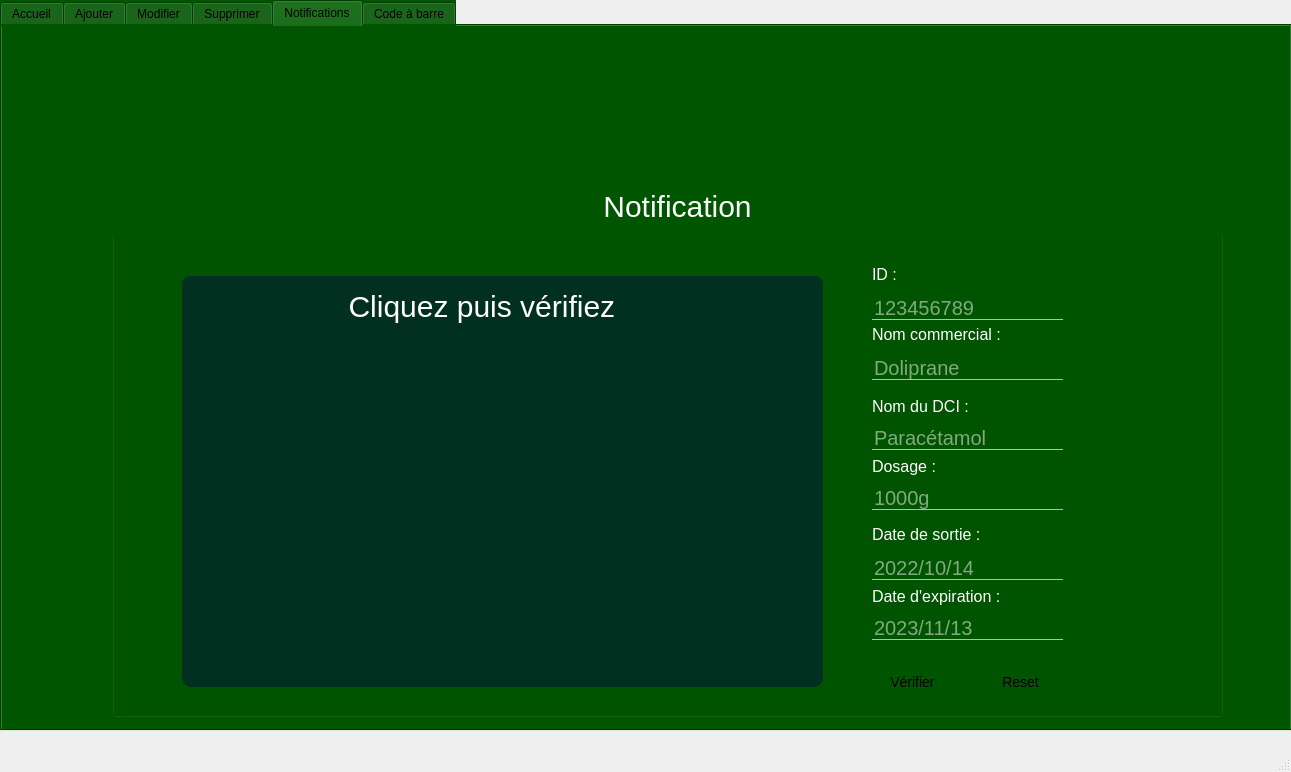
This is mainwindow.ui in Hamoda73/Projet_Smart_rdi_center as Qt 5 draws it before an edit. The edited form follows.
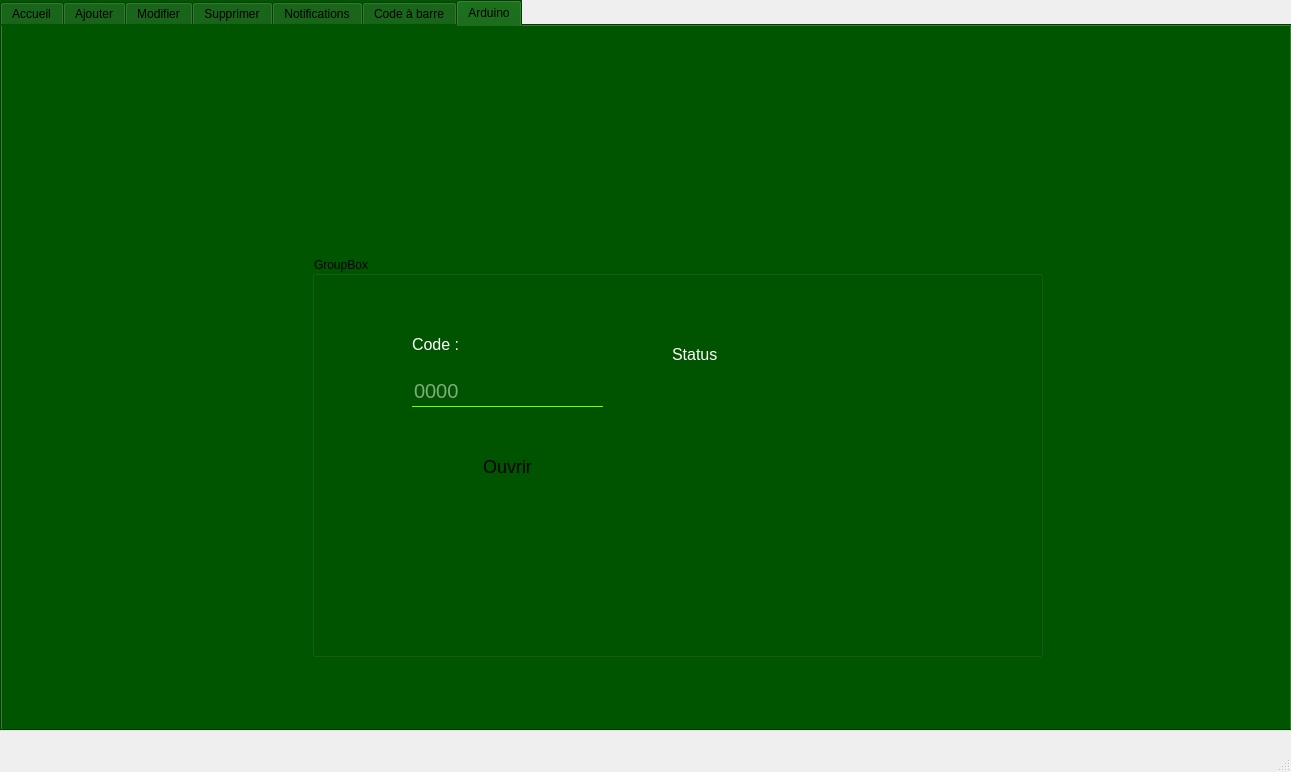
This is the edited form. Icons and pictures are not drawn.

What changed in the file:
```diff
--- a/mainwindow.ui
+++ b/mainwindow.ui
@@ -37,7 +37,7 @@
 </string>
     </property>
     <property name="currentIndex">
-     <number>4</number>
+     <number>6</number>
     </property>
     <property name="usesScrollButtons">
      <bool>true</bool>
@@ -2217,6 +2217,145 @@
       </property>
      </widget>
     </widget>
+    <widget class="QWidget" name="tab_6">
+     <attribute name="title">
+      <string>Arduino</string>
+     </attribute>
+     <widget class="QGroupBox" name="groupBox_9">
+      <property name="geometry">
+       <rect>
+        <x>310</x>
+        <y>230</y>
+        <width>731</width>
+        <height>401</height>
+       </rect>
+      </property>
+      <property name="styleSheet">
+       <string notr="true">background:transparent;</string>
+      </property>
+      <property name="title">
+       <string>GroupBox</string>
+      </property>
+      <widget class="QLineEdit" name="code_arduino">
+       <property name="geometry">
+        <rect>
+         <x>100</x>
+         <y>120</y>
+         <width>191</width>
+         <height>31</height>
+        </rect>
+       </property>
+       <property name="styleSheet">
+        <string notr="true">background-color: rgb(255, 255, 255);
+background-image:url(c:/Users/Mahmoud/Desktop/background.png);
+background:transparent;
+border:none;
+border-bottom:1px solid #7CFC00;
+font-size:20px;
+color:white;
+</string>
+       </property>
+       <property name="inputMask">
+        <string/>
+       </property>
+       <property name="text">
+        <string/>
+       </property>
+       <property name="readOnly">
+        <bool>false</bool>
+       </property>
+       <property name="placeholderText">
+        <string>0000</string>
+       </property>
+      </widget>
+      <widget class="QLabel" name="label_26">
+       <property name="geometry">
+        <rect>
+         <x>100</x>
+         <y>80</y>
+         <width>171</width>
+         <height>16</height>
+        </rect>
+       </property>
+       <property name="styleSheet">
+        <string notr="true">background-image:url(c:/Users/Mahmoud/Desktop/background2.png);
+color: rgb(255, 255, 255);
+background:transparent;
+font-size:16px;</string>
+       </property>
+       <property name="text">
+        <string>Code :</string>
+       </property>
+      </widget>
+      <widget class="QLabel" name="arduino_label">
+       <property name="geometry">
+        <rect>
+         <x>370</x>
+         <y>130</y>
+         <width>171</width>
+         <height>16</height>
+        </rect>
+       </property>
+       <property name="styleSheet">
+        <string notr="true">background-image:url(c:/Users/Mahmoud/Desktop/background2.png);
+color: rgb(255, 255, 255);
+background:transparent;
+font-size:16px;</string>
+       </property>
+       <property name="text">
+        <string/>
+       </property>
+      </widget>
+      <widget class="QPushButton" name="pushButton_9">
+       <property name="geometry">
+        <rect>
+         <x>120</x>
+         <y>190</y>
+         <width>151</width>
+         <height>41</height>
+        </rect>
+       </property>
+       <property name="styleSheet">
+        <string notr="true">QPushButton
+{
+color:rgb(0,0,0);
+background-image:url(c:/Users/Mahmoud/Desktop/ME/meds/images/background.png);
+border-radius:10px;
+font-size:18px;
+}
+QPushButton:hover
+{
+color:rgb(255,255,255);
+background-image:url(c:/Users/Mahmoud/Desktop/background2.png);
+border-radius:10px;
+background:#3CB043;
+}</string>
+       </property>
+       <property name="text">
+        <string>Ouvrir</string>
+       </property>
+      </widget>
+      <widget class="QLabel" name="label_44">
+       <property name="geometry">
+        <rect>
+         <x>360</x>
+         <y>90</y>
+         <width>171</width>
+         <height>16</height>
+        </rect>
+       </property>
+       <property name="styleSheet">
+        <string notr="true">background-image:url(c:/Users/Mahmoud/Desktop/background2.png);
+color: rgb(255, 255, 255);
+background:transparent;
+font-size:16px;</string>
+       </property>
+       <property name="text">
+        <string>Status</string>
+       </property>
+      </widget>
+     </widget>
+    </widget>
    </widget>
   </widget>
   <widget class="QMenuBar" name="menubar">
```
